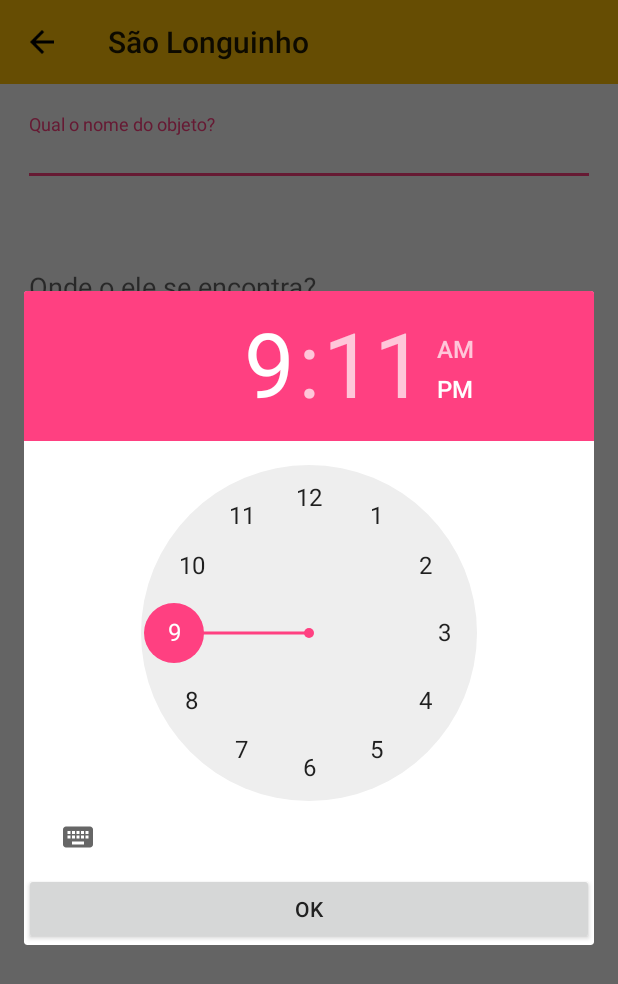
After one commit to FelipeGualberto/Sao-Longuinho-App, an Android app: the fragment DialogTimePicker placed in its activity, on a phone screen of 412 x 824 dp. The commit adds this screen. Shown: the top 984 px of the screen. Run offline under Robolectric (Android 15) with nearby library versions, the phone set to English and light mode, and no system bars; our stand-ins replace data binding; libraries missing offline, so code that uses them is left out: com.parse.

Commit message:
Changed the way how the alarm is set

```diff
--- /dev/null
+++ b/app/src/main/java/com/org/saolonguinho/object/DialogTimePicker.java
@@ -0,0 +1,55 @@
+package com.org.saolonguinho.object;
+
+import android.app.Dialog;
+
+import android.content.Context;
+import android.content.res.Resources;
+import android.os.Bundle;
+import android.support.annotation.Nullable;
+import android.support.v4.app.DialogFragment;
+import android.view.LayoutInflater;
+import android.view.View;
+import android.view.ViewGroup;
+import android.view.Window;
+import android.widget.Button;
+
+import com.org.saolonguinho.R;
+
+/**
+ * Created by Felipe on 13/11/2016.
+ */
+
+public class DialogTimePicker extends DialogFragment {
+    @Override
+    public void onCreate(Bundle savedInstanceState) {
+        super.onCreate(savedInstanceState);
+    }
+
+    @Override
+    public Dialog onCreateDialog(Bundle savedInstanceState) {
+        return super.onCreateDialog(savedInstanceState);
+    }
+
+    public static DialogTimePicker newInstance() {
+        Bundle args = new Bundle();
+        DialogTimePicker fragment = new DialogTimePicker();
+        fragment.setArguments(args);
+        fragment.setCancelable(false);
+        fragment.setStyle(DialogFragment.STYLE_NO_TITLE, 0);
+        return fragment;
+    }
+
+    @Nullable
+    @Override
+    public View onCreateView(LayoutInflater inflater, ViewGroup container, Bundle savedInstanceState) {
+        View view = inflater.inflate(R.layout.fragment_dialog, container, false);
+        Button button = (Button) view.findViewById(R.id.ok_btn);
+        button.setOnClickListener(new View.OnClickListener() {
+            @Override
+            public void onClick(View v) {
+                dismiss();
+            }
+        });
+        return view;
+    }
+}
--- a/app/src/main/java/com/org/saolonguinho/object/ObjectActivity.java
+++ b/app/src/main/java/com/org/saolonguinho/object/ObjectActivity.java
@@ -7,6 +7,8 @@ import android.databinding.DataBindingUtil;
 import android.support.v7.app.AppCompatActivity;
 import android.os.Bundle;
 import android.view.View;
+import android.view.Window;
+import android.widget.CompoundButton;
 
 import com.org.saolonguinho.R;
 import com.org.saolonguinho.databinding.ActivityObjectBinding;
@@ -29,8 +31,27 @@ public class ObjectActivity extends AppCompatActivity {
     View.OnClickListener onNavigationClickListener = new View.OnClickListener() {
         @Override
         public void onClick(View v) {
-            save();
+            // save();
             finish();
+        }
+    };
+
+    CompoundButton.OnCheckedChangeListener onSwitchClickListener = new CompoundButton.OnCheckedChangeListener() {
+        @Override
+        public void onCheckedChanged(CompoundButton buttonView, boolean isChecked) {
+            if (isChecked) {
+                activityObjectBinding.alarmView.setVisibility(View.VISIBLE);
+            } else {
+                activityObjectBinding.alarmView.setVisibility(View.GONE);
+            }
+        }
+    };
+
+    View.OnClickListener onClickAlarmViewListener = new View.OnClickListener() {
+        @Override
+        public void onClick(View v) {
+            DialogTimePicker dialogTimePicker = DialogTimePicker.newInstance();
+            dialogTimePicker.show(getSupportFragmentManager(), "ObjectActivity");
         }
     };
 
@@ -42,7 +63,6 @@ public class ObjectActivity extends AppCompatActivity {
         objects.saveInBackground(new SaveCallback() {
             @Override
             public void done(ParseException e) {
-
             }
         });
     }
@@ -53,6 +73,7 @@ public class ObjectActivity extends AppCompatActivity {
         activityObjectBinding = DataBindingUtil.setContentView(this, R.layout.activity_object);
         progressDialog = new ProgressDialog(getApplicationContext());
         configureToolbar();
+        configureTriggers();
     }
 
     private void configureToolbar() {
@@ -60,4 +81,9 @@ public class ObjectActivity extends AppCompatActivity {
         activityObjectBinding.toolbar.setNavigationIcon(R.drawable.ic_arrow_back_black_24dp);
         activityObjectBinding.toolbar.setNavigationOnClickListener(onNavigationClickListener);
     }
+
+    private void configureTriggers() {
+        activityObjectBinding.turnOnAlarm.setOnCheckedChangeListener(onSwitchClickListener);
+        activityObjectBinding.alarmView.setOnClickListener(onClickAlarmViewListener);
+    }
 }
--- a/app/src/main/res/layout/activity_object.xml
+++ b/app/src/main/res/layout/activity_object.xml
@@ -52,11 +52,11 @@
                     android:layout_marginTop="15dp">
 
                     <EditText
+                        android:id="@+id/item_location"
                         android:layout_width="match_parent"
                         android:layout_height="match_parent"
                         android:hint="Onde o ele se encontra?"
-                        android:text=""
-                        android:id="@+id/item_location"/>
+                        android:text=""/>
                 </android.support.design.widget.TextInputLayout>
 
                 <LinearLayout
@@ -69,22 +69,22 @@
                         android:layout_weight="1">
 
                         <ImageView
+                            android:id="@+id/iv_photo"
                             android:layout_width="130dp"
                             android:layout_height="130dp"
                             android:layout_gravity="center"
-                            android:src="@drawable/no_photo_red"
-                            android:id="@+id/iv_photo"/>
+                            android:src="@drawable/no_photo_red"/>
                     </FrameLayout>
 
                     <Button
+                        android:id="@+id/btn_change_photo"
                         android:layout_width="0dp"
                         android:layout_height="wrap_content"
                         android:layout_gravity="center"
                         android:layout_marginLeft="3dp"
                         android:layout_marginRight="3dp"
                         android:layout_weight="1"
-                        android:text="Mudar Foto"
-                        android:id="@+id/btn_change_photo"/>
+                        android:text="Mudar Foto"/>
 
                 </LinearLayout>
 
@@ -100,18 +100,41 @@
                         android:text="Ligar/Desligar Alarme"/>
 
                     <Switch
+                        android:id="@+id/turn_on_alarm"
                         android:layout_width="0dp"
                         android:layout_height="wrap_content"
                         android:layout_gravity="center"
                         android:layout_weight="1"/>
                 </LinearLayout>
 
-                <TimePicker
+                <android.support.v7.widget.CardView
                     android:layout_width="match_parent"
-                    android:layout_height="wrap_content"
-                    android:layout_gravity="center"
-                    android:layout_marginBottom="10dp"
-                    android:layout_marginTop="5dp"></TimePicker>
+                    android:id="@+id/alarm_view"
+                    android:visibility="gone"
+                    android:layout_height="50dp">
+
+                    <LinearLayout
+                        android:layout_width="match_parent"
+                        android:layout_height="match_parent"
+                        android:orientation="horizontal">
+
+                        <TextView
+                            android:layout_width="0dp"
+                            android:layout_height="match_parent"
+                            android:layout_weight="1"
+                            android:gravity="center"
+                            android:text="Hora do Alarme"/>
+
+                        <TextView
+                            android:id="@+id/time"
+                            android:layout_width="0dp"
+                            android:gravity="center"
+                            android:layout_height="match_parent"
+                            android:layout_weight="1"
+                            android:text="00:00"/>
+
+                    </LinearLayout>
+                </android.support.v7.widget.CardView>
             </LinearLayout>
         </ScrollView>
     </LinearLayout>
--- /dev/null
+++ b/app/src/main/res/layout/fragment_dialog.xml
@@ -0,0 +1,24 @@
+<?xml version="1.0" encoding="utf-8"?>
+<FrameLayout xmlns:android="http://schemas.android.com/apk/res/android"
+              android:layout_width="match_parent"
+              android:layout_height="wrap_content"
+              android:orientation="vertical">
+
+    <LinearLayout
+        android:layout_width="match_parent"
+        android:layout_height="wrap_content"
+        android:orientation="vertical">
+
+        <TimePicker
+            android:layout_width="match_parent"
+            android:layout_height="match_parent">
+        </TimePicker>
+
+        <Button
+            android:id="@+id/ok_btn"
+            android:layout_width="match_parent"
+            android:layout_height="wrap_content"
+            android:gravity="center"
+            android:text="Ok"/>
+    </LinearLayout>
+</FrameLayout>
```
